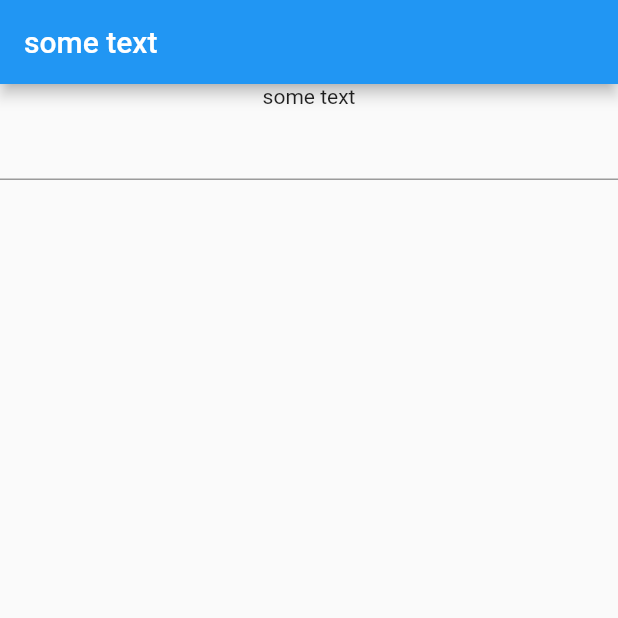
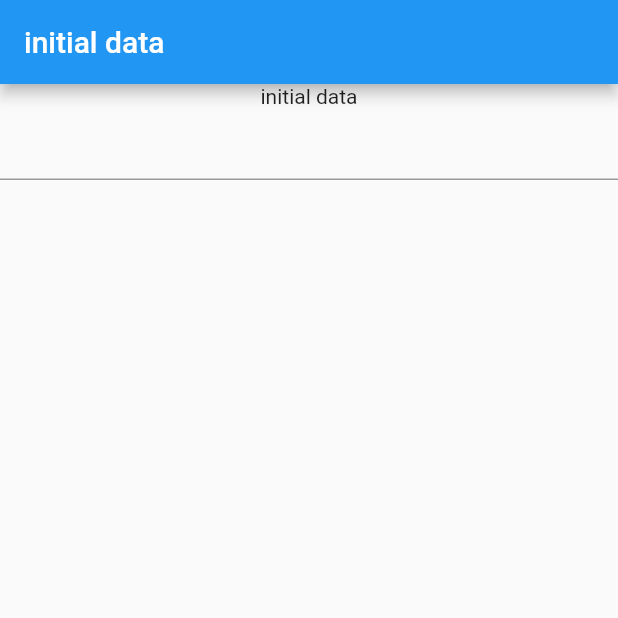
Before and after one commit to narutoshi01/provider_demo_flutter, a Flutter app: the screen it shows after launch, on a phone screen of 412 x 824 dp, the top half of it. Run offline on Flutter 3.47's test engine with Material 2 defaults, Android fonts, the phone set to English and light mode, and no system bars.

Commit message:
add ChangeNotifierProvider

```diff
--- a/lib/main.dart
+++ b/lib/main.dart
@@ -1,16 +1,20 @@
 import 'package:flutter/material.dart';
+import 'package:provider/provider.dart';
 
 void main() => runApp(MyApp());
 
 class MyApp extends StatelessWidget {
   @override
   Widget build(BuildContext context) {
-    return MaterialApp(
-      home: Scaffold(
-        appBar: AppBar(
-          title: MyText(),
+    return ChangeNotifierProvider<Data>(
+      create: (context) => Data(),
+      child: MaterialApp(
+        home: Scaffold(
+          appBar: AppBar(
+            title: MyText(),
+          ),
+          body: Level1(),
         ),
-        body: Level1(),
       ),
     );
   }
@@ -43,7 +47,7 @@ class Level3 extends StatelessWidget {
   @override
   Widget build(BuildContext context) {
     return Container(
-      child: Text('some text'),
+      child: Text(Provider.of<Data>(context).data),
     );
   }
 }
@@ -52,7 +56,9 @@ class MyTextField extends StatelessWidget {
   @override
   Widget build(BuildContext context) {
     return TextField(
-      onChanged: (newValue) {},
+      onChanged: (newValue) {
+        Provider.of<Data>(context, listen: false).changeData(newValue);
+      },
     );
   }
 }
@@ -60,6 +66,15 @@ class MyTextField extends StatelessWidget {
 class MyText extends StatelessWidget {
   @override
   Widget build(BuildContext context) {
-    return Text('some text');
+    return Text(Provider.of<Data>(context).data);
   }
 }
+
+class Data extends ChangeNotifier {
+  String data = 'initial data';
+
+  void changeData(String newData) {
+    data = newData;
+    notifyListeners();
+  }
+}
--- a/pubspec.yaml
+++ b/pubspec.yaml
@@ -23,6 +23,7 @@ dependencies:
   # The following adds the Cupertino Icons font to your application.
   # Use with the CupertinoIcons class for iOS style icons.
   cupertino_icons: ^0.1.2
+  provider: ^4.0.5+1
 
 dev_dependencies:
   flutter_test:
```
Also changed, not shown: pubspec.lock.
